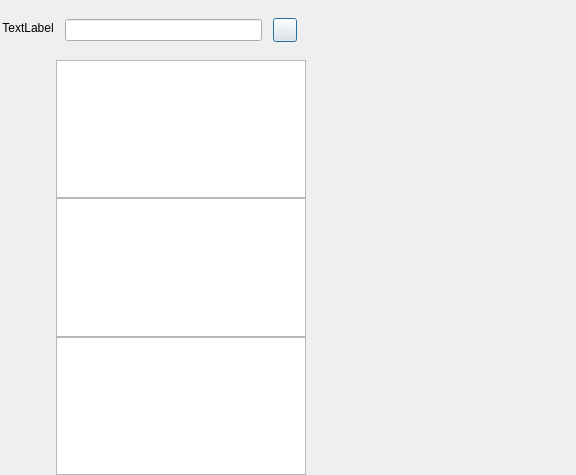
Old version of the form TianChat/chatdialog.ui in the repository TianJinzi/TianChat.
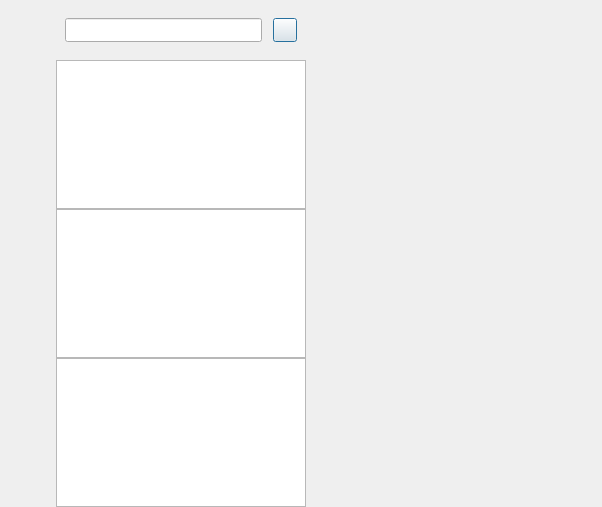
New version of the form. The open tabs and pages were chosen to show the change. Custom widgets are drawn as their Qt base class.

Patch:
```diff
--- a/TianChat/chatdialog.ui
+++ b/TianChat/chatdialog.ui
@@ -6,8 +6,8 @@
    <rect>
     <x>0</x>
     <y>0</y>
-    <width>576</width>
-    <height>475</height>
+    <width>602</width>
+    <height>507</height>
    </rect>
   </property>
   <property name="windowTitle">
@@ -49,15 +49,15 @@
        <height>16777215</height>
       </size>
      </property>
-     <layout class="QVBoxLayout" name="verticalLayout">
+     <layout class="QVBoxLayout" name="verticalLayout_4">
       <property name="spacing">
-       <number>0</number>
+       <number>30</number>
       </property>
       <property name="leftMargin">
-       <number>0</number>
+       <number>10</number>
       </property>
       <property name="topMargin">
-       <number>0</number>
+       <number>30</number>
       </property>
       <property name="rightMargin">
        <number>0</number>
@@ -66,25 +66,16 @@
        <number>0</number>
       </property>
       <item>
-       <widget class="QWidget" name="widget" native="true">
+       <widget class="QWidget" name="widget_2" native="true">
         <property name="minimumSize">
          <size>
-          <width>56</width>
-          <height>0</height>
+          <width>29</width>
+          <height>29</height>
          </size>
         </property>
-        <property name="maximumSize">
-         <size>
-          <width>56</width>
-          <height>16777215</height>
-         </size>
-        </property>
-        <property name="layoutDirection">
-         <enum>Qt::LayoutDirection::LeftToRight</enum>
-        </property>
-        <layout class="QVBoxLayout" name="verticalLayout_3" stretch="0,0,0">
+        <layout class="QVBoxLayout" name="verticalLayout_5">
          <property name="spacing">
-          <number>0</number>
+          <number>30</number>
          </property>
          <property name="leftMargin">
           <number>0</number>
@@ -102,25 +93,22 @@
           <widget class="QLabel" name="side_head_lb">
            <property name="minimumSize">
             <size>
-             <width>56</width>
-             <height>56</height>
+             <width>35</width>
+             <height>35</height>
             </size>
            </property>
            <property name="maximumSize">
             <size>
-             <width>56</width>
-             <height>56</height>
+             <width>35</width>
+             <height>35</height>
             </size>
            </property>
            <property name="text">
-            <string>TextLabel</string>
-           </property>
-           <property name="alignment">
-            <set>Qt::AlignmentFlag::AlignCenter</set>
+            <string/>
            </property>
           </widget>
          </item>
-         <item alignment="Qt::AlignmentFlag::AlignHCenter">
+         <item>
           <widget class="StateWidget" name="side_chat_lb" native="true">
            <property name="minimumSize">
             <size>
@@ -134,15 +122,9 @@
              <height>30</height>
             </size>
            </property>
-           <property name="contextMenuPolicy">
-            <enum>Qt::ContextMenuPolicy::CustomContextMenu</enum>
-           </property>
-           <property name="layoutDirection">
-            <enum>Qt::LayoutDirection::LeftToRight</enum>
-           </property>
           </widget>
          </item>
-         <item alignment="Qt::AlignmentFlag::AlignHCenter">
+         <item>
           <widget class="StateWidget" name="side_contact_lb" native="true">
            <property name="minimumSize">
             <size>
@@ -161,6 +143,9 @@
         </layout>
        </widget>
       </item>
+      <item>
+       <widget class="QWidget" name="widget" native="true"/>
+      </item>
       <item>
        <spacer name="verticalSpacer">
         <property name="orientation">
@@ -179,13 +164,25 @@
    </item>
    <item>
     <widget class="QWidget" name="chat_user_wid" native="true">
+     <property name="sizePolicy">
+      <sizepolicy hsizetype="Preferred" vsizetype="Expanding">
+       <horstretch>0</horstretch>
+       <verstretch>0</verstretch>
+      </sizepolicy>
+     </property>
+     <property name="minimumSize">
+      <size>
+       <width>250</width>
+       <height>0</height>
+      </size>
+     </property>
      <property name="maximumSize">
       <size>
        <width>250</width>
        <height>16777215</height>
       </size>
      </property>
-     <layout class="QVBoxLayout" name="verticalLayout_2">
+     <layout class="QVBoxLayout" name="verticalLayout">
       <property name="spacing">
        <number>0</number>
       </property>
@@ -216,6 +213,9 @@
          </size>
         </property>
         <layout class="QHBoxLayout" name="horizontalLayout_2">
+         <property name="spacing">
+          <number>6</number>
+         </property>
          <property name="leftMargin">
           <number>9</number>
          </property>
@@ -229,7 +229,20 @@
           <number>9</number>
          </property>
          <item>
-          <widget class="CustomizeEdit" name="search_edit"/>
+          <widget class="CustomizeEdit" name="search_edit">
+           <property name="minimumSize">
+            <size>
+             <width>0</width>
+             <height>24</height>
+            </size>
+           </property>
+           <property name="maximumSize">
+            <size>
+             <width>16777215</width>
+             <height>24</height>
+            </size>
+           </property>
+          </widget>
          </item>
          <item>
           <spacer name="horizontalSpacer">
@@ -269,12 +282,25 @@
         </layout>
        </widget>
       </item>
-      <item>
-       <widget class="ChatUserList" name="chat_user_list"/>
-      </item>
       <item>
        <widget class="SearchList" name="search_list"/>
       </item>
+      <item>
+       <widget class="ChatUserList" name="chat_user_list">
+        <property name="minimumSize">
+         <size>
+          <width>250</width>
+          <height>0</height>
+         </size>
+        </property>
+        <property name="maximumSize">
+         <size>
+          <width>250</width>
+          <height>16777215</height>
+         </size>
+        </property>
+       </widget>
+      </item>
       <item>
        <widget class="ContactUserList" name="con_user_list"/>
       </item>
@@ -283,6 +309,12 @@
    </item>
    <item>
     <widget class="QStackedWidget" name="stackedWidget">
+     <property name="minimumSize">
+      <size>
+       <width>50</width>
+       <height>0</height>
+      </size>
+     </property>
      <property name="currentIndex">
       <number>1</number>
      </property>
@@ -294,32 +326,20 @@
   </layout>
  </widget>
  <customwidgets>
+  <customwidget>
+   <class>CustomizeEdit</class>
+   <extends>QLineEdit</extends>
+   <header>customizeedit.h</header>
+  </customwidget>
   <customwidget>
    <class>ClickedBtn</class>
    <extends>QPushButton</extends>
    <header>clickedbtn.h</header>
   </customwidget>
-  <customwidget>
-   <class>CustomizeEdit</class>
-   <extends>QLineEdit</extends>
-   <header location="global">customizeedit.h</header>
-  </customwidget>
   <customwidget>
    <class>ChatUserList</class>
    <extends>QListWidget</extends>
-   <header location="global">chatuserlist.h</header>
-  </customwidget>
-  <customwidget>
-   <class>ChatPage</class>
-   <extends>QWidget</extends>
-   <header location="global">chatpage.h</header>
-   <container>1</container>
-  </customwidget>
-  <customwidget>
-   <class>StateWidget</class>
-   <extends>QWidget</extends>
-   <header location="global">statewidget.h</header>
-   <container>1</container>
+   <header>chatuserlist.h</header>
   </customwidget>
   <customwidget>
    <class>SearchList</class>
@@ -337,6 +357,18 @@
    <header location="global">applyfriendpage.h</header>
    <container>1</container>
   </customwidget>
+  <customwidget>
+   <class>ChatPage</class>
+   <extends>QWidget</extends>
+   <header location="global">chatpage.h</header>
+   <container>1</container>
+  </customwidget>
+  <customwidget>
+   <class>StateWidget</class>
+   <extends>QWidget</extends>
+   <header location="global">statewidget.h</header>
+   <container>1</container>
+  </customwidget>
   <customwidget>
    <class>FriendInfoPage</class>
    <extends>QWidget</extends>
```
Left out of the diff: 10 changed lines with no effect on the pictures.
